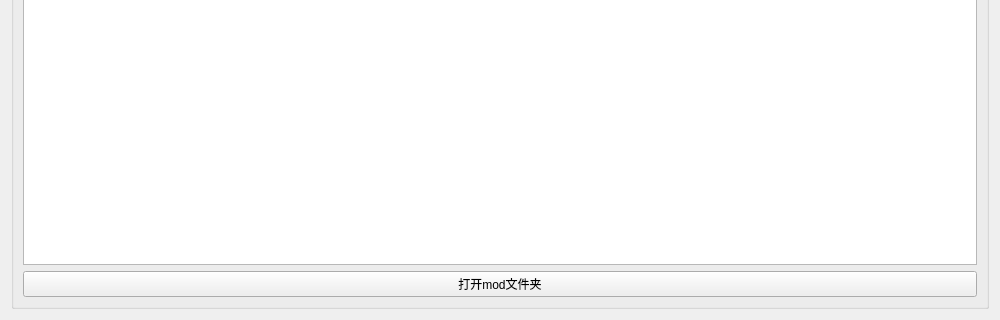
Before: the Qt Designer form Ui/VersionManager/VersionManager.ui in 1604042736/FMCL, drawn with Qt 5; both pictures show x 0 to 1000 and y 298 to 618 of the 1000 by 618 pixel window.
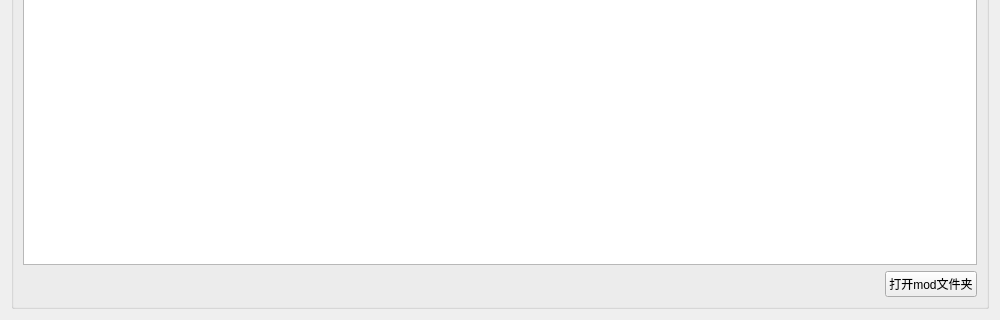
After: the same form once the commit is applied.

Patch:
```diff
--- a/Ui/VersionManager/VersionManager.ui
+++ b/Ui/VersionManager/VersionManager.ui
@@ -133,16 +133,29 @@
       <string>Mod管理</string>
      </property>
      <layout class="QGridLayout" name="gridLayout_3">
-      <item row="0" column="0">
-       <widget class="QListWidget" name="lw_mods"/>
-      </item>
-      <item row="1" column="0">
+      <item row="1" column="1">
        <widget class="QPushButton" name="pb_openmodfoder">
         <property name="text">
          <string>打开mod文件夹</string>
         </property>
        </widget>
       </item>
+      <item row="1" column="0">
+       <spacer name="horizontalSpacer">
+        <property name="orientation">
+         <enum>Qt::Horizontal</enum>
+        </property>
+        <property name="sizeHint" stdset="0">
+         <size>
+          <width>40</width>
+          <height>20</height>
+         </size>
+        </property>
+       </spacer>
+      </item>
+      <item row="0" column="0" colspan="2">
+       <widget class="QListWidget" name="lw_mods"/>
+      </item>
      </layout>
     </widget>
    </item>
```
